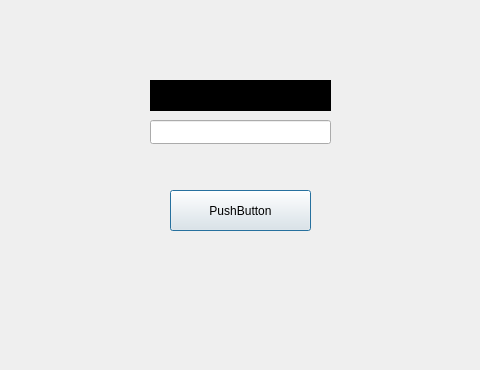
The window that start.ui (Matin0789/Condottiere-) describes before a commit, drawn with Qt 5; both pictures show x 140 to 620 and y 0 to 370 of the 800 by 601 pixel window.
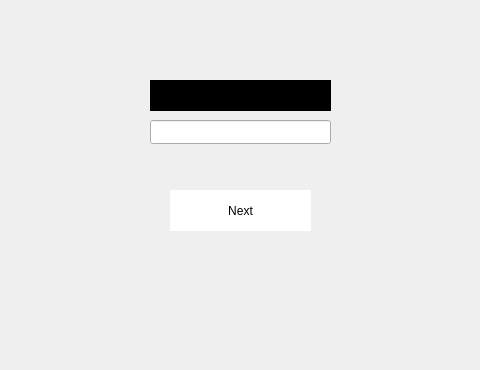
The same window after the commit. Icons and pictures are not drawn.

The edit to the form file:
```diff
--- a/start.ui
+++ b/start.ui
@@ -25,8 +25,31 @@
      <height>41</height>
     </rect>
    </property>
+   <property name="styleSheet">
+    <string notr="true">
+QPushButton
+{
+	border : none ;
+	color : black ;
+	background-color : white ;
+	font : 700 22pt &quot;8514oem&quot;;
+	border-image: 30px url(:/Description/Graphics/photos/white (1).jpg);
+}
+QPushButton : Hover
+{
+	background-color : black ;
+    border-radius : 40px ;
+	border-image: 10px url(:/Description/Graphics/photos/white (1).jpg);
+}
+QPushButton : pressed
+{
+	background-color : black ;
+	color : white ;
+	border-image: 10px url(:/Description/Graphics/photos/white (1).jpg);
+}</string>
+   </property>
    <property name="text">
-    <string>PushButton</string>
+    <string>Next</string>
    </property>
   </widget>
   <widget class="QLineEdit" name="lineEdit">
```
Left out of the diff: 4 changed lines with no effect on the pictures.
